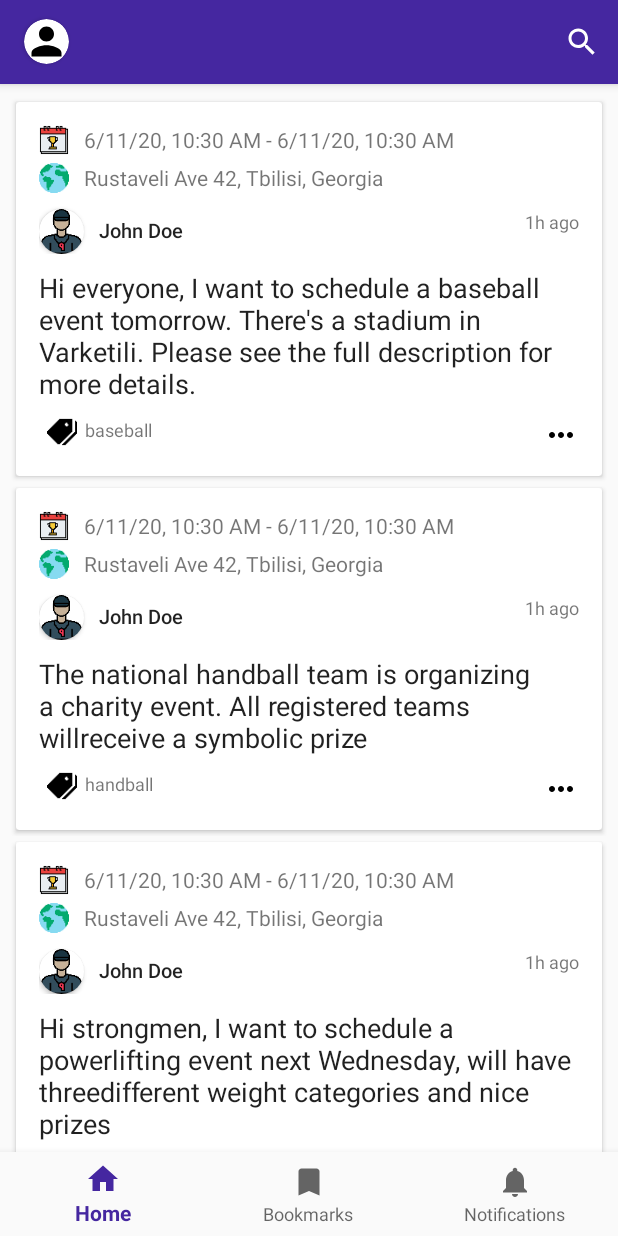
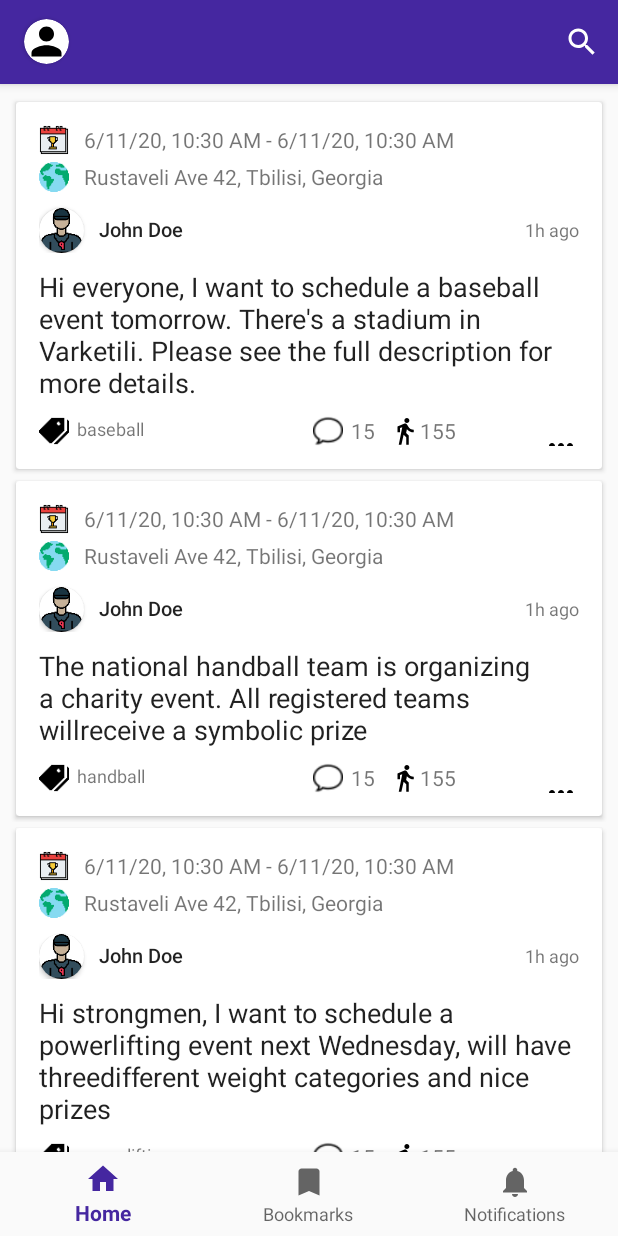
Before and after one commit to Nikolozzi/speaksport, an Android app: the screen it shows after launch (MainActivity), on a phone screen of 412 x 824 dp. Run offline under Robolectric (Android 15) with nearby library versions, the phone set to English and light mode, and no system bars; our stand-ins replace navigation-ui; pictures from the network do not load; 2 statements that could not run were skipped.

Commit message:
Restructured post item view, added comment and subscriber views

```diff
--- a/app/src/main/java/com/gmail/khitirinikoloz/speaksport/ui/MainActivity.java
+++ b/app/src/main/java/com/gmail/khitirinikoloz/speaksport/ui/MainActivity.java
@@ -111,6 +111,8 @@ public class MainActivity extends AppCompatActivity
                 invalidateOptionsMenu();
                 toolbarImg.setImageDrawable(ContextCompat.getDrawable(this,
                         R.drawable.ic_not_signed_user));
+                finish();
+                startActivity(getIntent());
                 break;
             }
             case R.id.settings_nav:
--- a/app/src/main/java/com/gmail/khitirinikoloz/speaksport/ui/PostAdapter.java
+++ b/app/src/main/java/com/gmail/khitirinikoloz/speaksport/ui/PostAdapter.java
@@ -11,10 +11,12 @@ import android.widget.RelativeLayout;
 import android.widget.TextView;
 
 import androidx.annotation.NonNull;
+import androidx.core.content.ContextCompat;
 import androidx.recyclerview.widget.RecyclerView;
 
 import com.bumptech.glide.Glide;
 import com.gmail.khitirinikoloz.speaksport.R;
+import com.gmail.khitirinikoloz.speaksport.data.login.SessionManager;
 import com.gmail.khitirinikoloz.speaksport.entity.EventPost;
 import com.gmail.khitirinikoloz.speaksport.model.Post;
 
@@ -25,10 +27,12 @@ import java.util.List;
 public class PostAdapter extends RecyclerView.Adapter<PostAdapter.PostViewHolder> {
     private final List<Post> posts;
     private final Context context;
+    private final SessionManager sessionManager;
 
     public PostAdapter(Context context, List<Post> names) {
         posts = new ArrayList<>(names);
         this.context = context;
+        sessionManager = new SessionManager(context);
     }
 
     @NonNull
@@ -62,10 +66,35 @@ public class PostAdapter extends RecyclerView.Adapter<PostAdapter.PostViewHolder
                     dateFormat.format(eventPost.getEndTime().getTime());
             holder.dateView.setText(formattedDateTime);
 
-            holder.mEventLayout.setVisibility(View.VISIBLE);
+            holder.eventLayout.setVisibility(View.VISIBLE);
+            holder.goingLayout.setVisibility(View.VISIBLE);
+            if (!sessionManager.isUserLoggedIn()) {
+                holder.goingLayout.setEnabled(false);
+            }
         }
 
-        holder.mMoreButton.setOnClickListener(this::showPostMenu);
+        holder.moreButton.setOnClickListener(this::showPostMenu);
+        holder.goingLayout.setOnClickListener(v -> increaseEventSubscribers(holder));
+    }
+
+    private void increaseEventSubscribers(@NonNull PostViewHolder holder) {
+        //add the current user to the event, change the goingImg tint to green and increment the subscriber number.
+        //If the api response returns the user is already subscribed, unsubscribe, change the
+        // image tint back to default black and decrement the number.
+
+        if (!holder.isSubscribed) {
+            holder.goingImg.setColorFilter(ContextCompat.getColor(context, R.color.subscribed_img_tint));
+            int currentSubscribers = Integer.parseInt(holder.eventSubscribers.getText().toString());
+            holder.eventSubscribers.setText(String.valueOf(currentSubscribers + 1));
+
+            holder.isSubscribed = true;
+        } else {
+            holder.goingImg.clearColorFilter();
+            int currentSubscribers = Integer.parseInt(holder.eventSubscribers.getText().toString());
+            holder.eventSubscribers.setText(String.valueOf(currentSubscribers - 1));
+
+            holder.isSubscribed = false;
+        }
     }
 
     @Override
@@ -73,7 +102,7 @@ public class PostAdapter extends RecyclerView.Adapter<PostAdapter.PostViewHolder
         return posts.size();
     }
 
-    public void addPost(Post newPost){
+    public void addPost(Post newPost) {
         this.posts.add(newPost);
         notifyDataSetChanged();
     }
@@ -89,14 +118,19 @@ public class PostAdapter extends RecyclerView.Adapter<PostAdapter.PostViewHolder
         private final ImageView locationImg;
         private final ImageView avatarImg;
         private final ImageView topicImg;
+        private final ImageView goingImg;
 
         private final TextView authorView;
         private final TextView titleView;
         private final TextView topicView;
+        private final TextView dateView;
+        private final TextView eventSubscribers;
         //view container that holds event ImageView and TextView
-        private final RelativeLayout mEventLayout;
-        private final TextView dateView;
-        private final ImageButton mMoreButton;
+        private final RelativeLayout eventLayout;
+        private final RelativeLayout goingLayout;
+        private final ImageButton moreButton;
+
+        private boolean isSubscribed;
 
         PostViewHolder(@NonNull View itemView) {
             super(itemView);
@@ -104,13 +138,16 @@ public class PostAdapter extends RecyclerView.Adapter<PostAdapter.PostViewHolder
             eventImg = itemView.findViewById(R.id.event_pic);
             avatarImg = itemView.findViewById(R.id.avatar);
             topicImg = itemView.findViewById(R.id.topic_pic);
+            goingImg = itemView.findViewById(R.id.subscriber_pic);
 
             authorView = itemView.findViewById(R.id.username);
             titleView = itemView.findViewById(R.id.main_text);
             topicView = itemView.findViewById(R.id.topic);
             dateView = itemView.findViewById(R.id.event_date);
-            mMoreButton = itemView.findViewById(R.id.icon_more);
-            mEventLayout = itemView.findViewById(R.id.event_container);
+            eventSubscribers = itemView.findViewById(R.id.subscriber_number);
+            moreButton = itemView.findViewById(R.id.icon_more);
+            eventLayout = itemView.findViewById(R.id.event_container);
+            goingLayout = itemView.findViewById(R.id.event_subscribers_container);
         }
     }
 }
--- /dev/null
+++ b/app/src/main/res/drawable/ic_event_going.xml
@@ -0,0 +1,9 @@
+<vector xmlns:android="http://schemas.android.com/apk/res/android"
+        android:width="24dp"
+        android:height="24dp"
+        android:viewportWidth="24.0"
+        android:viewportHeight="24.0">
+    <path
+        android:fillColor="#FF000000"
+        android:pathData="M13.5,5.5c1.1,0 2,-0.9 2,-2s-0.9,-2 -2,-2 -2,0.9 -2,2 0.9,2 2,2zM9.8,8.9L7,23h2.1l1.8,-8 2.1,2v6h2v-7.5l-2.1,-2 0.6,-3C14.8,12 16.8,13 19,13v-2c-1.9,0 -3.5,-1 -4.3,-2.4l-1,-1.6c-0.4,-0.6 -1,-1 -1.7,-1 -0.3,0 -0.5,0.1 -0.8,0.1L6,8.3V13h2V9.6l1.8,-0.7"/>
+</vector>
--- a/app/src/main/res/layout/post_item.xml
+++ b/app/src/main/res/layout/post_item.xml
@@ -21,8 +21,10 @@
 
             <RelativeLayout
                 android:id="@+id/event_container"
-                android:layout_width="wrap_content"
+                android:layout_width="0dp"
                 android:layout_height="wrap_content"
+                android:layout_marginEnd="5dp"
+                android:layout_marginRight="5dp"
                 android:visibility="gone"
                 app:layout_constraintStart_toStartOf="parent"
                 app:layout_constraintTop_toTopOf="parent">
@@ -38,16 +40,17 @@
                     android:layout_width="wrap_content"
                     android:layout_height="wrap_content"
                     android:layout_marginStart="10dp"
-                    android:layout_marginLeft="5dp"
+                    android:layout_marginLeft="10dp"
                     android:layout_toEndOf="@id/event_pic"
                     android:layout_toRightOf="@id/event_pic"
+                    android:maxLines="3"
                     android:text="@string/default_event_date" />
 
                 <ImageView
                     android:id="@+id/event_location_pic"
                     android:layout_width="20dp"
                     android:layout_height="20dp"
-                    android:layout_below="@id/event_pic"
+                    android:layout_below="@id/event_date"
                     android:layout_marginTop="5dp"
                     android:contentDescription="@string/location_pic_desc" />
 
@@ -55,12 +58,13 @@
                     android:id="@+id/event_location"
                     android:layout_width="wrap_content"
                     android:layout_height="wrap_content"
-                    android:layout_below="@id/event_pic"
+                    android:layout_below="@id/event_date"
                     android:layout_marginStart="10dp"
-                    android:layout_marginLeft="5dp"
+                    android:layout_marginLeft="10dp"
                     android:layout_marginTop="5dp"
                     android:layout_toEndOf="@id/event_location_pic"
                     android:layout_toRightOf="@id/event_location_pic"
+                    android:maxLines="4"
                     android:text="@string/default_event_location" />
 
             </RelativeLayout>
@@ -94,12 +98,14 @@
 
                 <TextView
                     android:id="@+id/username"
-                    android:layout_width="wrap_content"
+                    android:layout_width="0dp"
                     android:layout_height="wrap_content"
                     android:layout_margin="10dp"
+                    android:maxLines="1"
                     android:text="@string/username_default"
                     android:textAppearance="@style/TextAppearance.AppCompat.Body2"
                     android:textSize="13sp"
+                    app:layout_constraintEnd_toStartOf="@id/time"
                     app:layout_constraintStart_toEndOf="@id/cardview_avatar"
                     app:layout_constraintTop_toTopOf="parent" />
 
@@ -107,11 +113,12 @@
                     android:id="@+id/time"
                     android:layout_width="wrap_content"
                     android:layout_height="wrap_content"
-                    android:layout_marginTop="5dp"
                     android:text="@string/default_time"
                     android:textSize="12sp"
+                    app:layout_constraintBaseline_toBaselineOf="@id/username"
                     app:layout_constraintEnd_toEndOf="parent"
                     app:layout_constraintTop_toTopOf="parent" />
+
             </androidx.constraintlayout.widget.ConstraintLayout>
 
             <TextView
@@ -126,11 +133,11 @@
 
             <RelativeLayout
                 android:id="@+id/tag_container"
-                android:layout_width="wrap_content"
+                android:layout_width="0dp"
                 android:layout_height="wrap_content"
-                android:layout_marginStart="5dp"
-                android:layout_marginLeft="5dp"
                 android:layout_marginTop="10dp"
+                android:gravity="start"
+                app:layout_constraintEnd_toStartOf="@id/comment_container"
                 app:layout_constraintStart_toStartOf="parent"
                 app:layout_constraintTop_toBottomOf="@id/main_text">
 
@@ -152,6 +159,68 @@
                     android:textSize="12sp" />
             </RelativeLayout>
 
+            <RelativeLayout
+                android:id="@+id/comment_container"
+                android:layout_width="0dp"
+                android:layout_height="wrap_content"
+                android:layout_marginTop="10dp"
+                android:gravity="end"
+                android:orientation="horizontal"
+                app:layout_constraintEnd_toStartOf="@id/event_subscribers_container"
+                app:layout_constraintStart_toEndOf="@id/tag_container"
+                app:layout_constraintTop_toBottomOf="@id/main_text">
+
+                <ImageView
+                    android:id="@+id/comment_pic"
+                    android:layout_width="20dp"
+                    android:layout_height="20dp"
+                    android:contentDescription="@string/post_comment_icon"
+                    android:src="@drawable/comment" />
+
+                <TextView
+                    android:id="@+id/comment_number"
+                    android:layout_width="wrap_content"
+                    android:layout_height="wrap_content"
+                    android:layout_marginStart="5dp"
+                    android:layout_marginLeft="5dp"
+                    android:layout_toEndOf="@id/comment_pic"
+                    android:layout_toRightOf="@id/comment_pic"
+                    android:maxLines="2"
+                    android:text="@string/comment_num_default" />
+
+            </RelativeLayout>
+
+            <RelativeLayout
+                android:id="@+id/event_subscribers_container"
+                android:layout_width="0dp"
+                android:layout_height="wrap_content"
+                android:layout_marginTop="10dp"
+                android:gravity="start"
+                android:visibility="invisible"
+                app:layout_constraintEnd_toStartOf="@id/icon_more"
+                app:layout_constraintStart_toEndOf="@id/comment_container"
+                app:layout_constraintTop_toBottomOf="@id/main_text">
+
+                <ImageView
+                    android:id="@+id/subscriber_pic"
+                    android:layout_width="20dp"
+                    android:layout_height="20dp"
+                    android:layout_marginStart="10dp"
+                    android:layout_marginLeft="10dp"
+                    android:contentDescription="@string/event_going_icon"
+                    app:srcCompat="@drawable/ic_event_going" />
+
+                <TextView
+                    android:id="@+id/subscriber_number"
+                    android:layout_width="wrap_content"
+                    android:layout_height="wrap_content"
+                    android:layout_toEndOf="@id/subscriber_pic"
+                    android:layout_toRightOf="@id/subscriber_pic"
+                    android:maxLines="2"
+                    android:text="@string/subscribers_num_default" />
+
+            </RelativeLayout>
+
             <ImageButton
                 android:id="@+id/icon_more"
                 android:layout_width="wrap_content"
@@ -159,8 +228,9 @@
                 android:layout_marginTop="10dp"
                 android:background="@android:color/white"
                 android:contentDescription="@string/horiz_menu_description"
+                app:layout_constraintBottom_toBottomOf="parent"
                 app:layout_constraintEnd_toEndOf="parent"
-                app:layout_constraintTop_toBottomOf="@+id/main_text"
+                app:layout_constraintTop_toBottomOf="parent"
                 app:srcCompat="@drawable/ic_more_horiz" />
 
         </androidx.constraintlayout.widget.ConstraintLayout>
--- a/app/src/main/res/values/colors.xml
+++ b/app/src/main/res/values/colors.xml
@@ -6,5 +6,6 @@
     <color name="colorPrimaryLight">#7953d2</color>
     <color name="colorAccent">#03DAC5</color>
     <color name="nav_header_color">#0283c3</color>
+    <color name="subscribed_img_tint">#19bd00</color>
 
 </resources>
--- a/app/src/main/res/values/strings.xml
+++ b/app/src/main/res/values/strings.xml
@@ -206,4 +206,8 @@
     <string name="create_an_account">Create an account</string>
     <string name="log_in">LOG IN</string>
     <string name="already_a_member">Already a member?</string>
+    <string name="post_comment_icon">post comment icon</string>
+    <string name="comment_num_default">15</string>
+    <string name="event_going_icon">event going icon</string>
+    <string name="subscribers_num_default">155</string>
 </resources>
```
Also changed, not shown: app/src/main/res/drawable-v24/comment.png (added).
